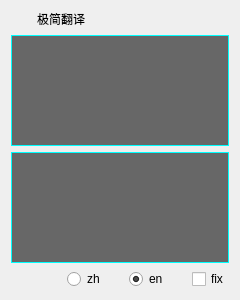
yjmthu/PySpeedBox, file fanyer.ui: the form before one commit.
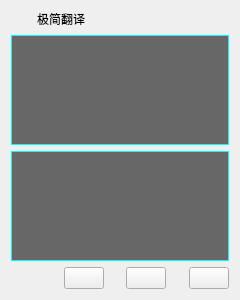
The form after the commit. Icons and pictures are not drawn.

The edit to the form file:
```diff
--- a/fanyer.ui
+++ b/fanyer.ui
@@ -169,30 +169,13 @@
       </spacer>
      </item>
      <item>
-      <widget class="QRadioButton" name="ENTOZH">
-       <property name="minimumSize">
-        <size>
-         <width>37</width>
-         <height>0</height>
-        </size>
-       </property>
-       <property name="maximumSize">
-        <size>
-         <width>37</width>
-         <height>16777215</height>
-        </size>
-       </property>
-       <property name="focusPolicy">
-        <enum>Qt::ClickFocus</enum>
-       </property>
-       <property name="toolTip">
-        <string>翻译为中文</string>
-       </property>
+      <widget class="QPushButton" name="pBtnEnToZh">
        <property name="text">
-        <string>zh</string>
+        <string/>
        </property>
-       <property name="checked">
-        <bool>false</bool>
+       <property name="icon">
+        <iconset>
+         <normaloff>icons/empty_zh.ico</normaloff>icons/empty_zh.ico</iconset>
        </property>
       </widget>
      </item>
@@ -210,30 +193,13 @@
       </spacer>
      </item>
      <item>
-      <widget class="QRadioButton" name="ZHTOEN">
-       <property name="minimumSize">
-        <size>
-         <width>37</width>
-         <height>0</height>
-        </size>
-       </property>
-       <property name="maximumSize">
-        <size>
-         <width>37</width>
-         <height>16777215</height>
-        </size>
-       </property>
-       <property name="focusPolicy">
-        <enum>Qt::ClickFocus</enum>
-       </property>
-       <property name="toolTip">
-        <string>翻译为英文</string>
-       </property>
+      <widget class="QPushButton" name="pBtnZhToEn">
        <property name="text">
-        <string>en</string>
+        <string/>
        </property>
-       <property name="checked">
-        <bool>true</bool>
+       <property name="icon">
+        <iconset>
+         <normaloff>icons/black_en.ico</normaloff>icons/black_en.ico</iconset>
        </property>
       </widget>
      </item>
@@ -251,18 +217,13 @@
       </spacer>
      </item>
      <item>
-      <widget class="QCheckBox" name="isFix">
-       <property name="cursor">
-        <cursorShape>PointingHandCursor</cursorShape>
-       </property>
-       <property name="focusPolicy">
-        <enum>Qt::ClickFocus</enum>
-       </property>
-       <property name="toolTip">
-        <string>*不自动隐藏窗口</string>
-       </property>
+      <widget class="QPushButton" name="pBtnPin">
        <property name="text">
-        <string>fix</string>
+        <string/>
+       </property>
+       <property name="icon">
+        <iconset>
+         <normaloff>icons/drip_pin.ico</normaloff>icons/drip_pin.ico</iconset>
        </property>
       </widget>
      </item>
```
Left out of the diff: 2 changed lines with no effect on the pictures.
